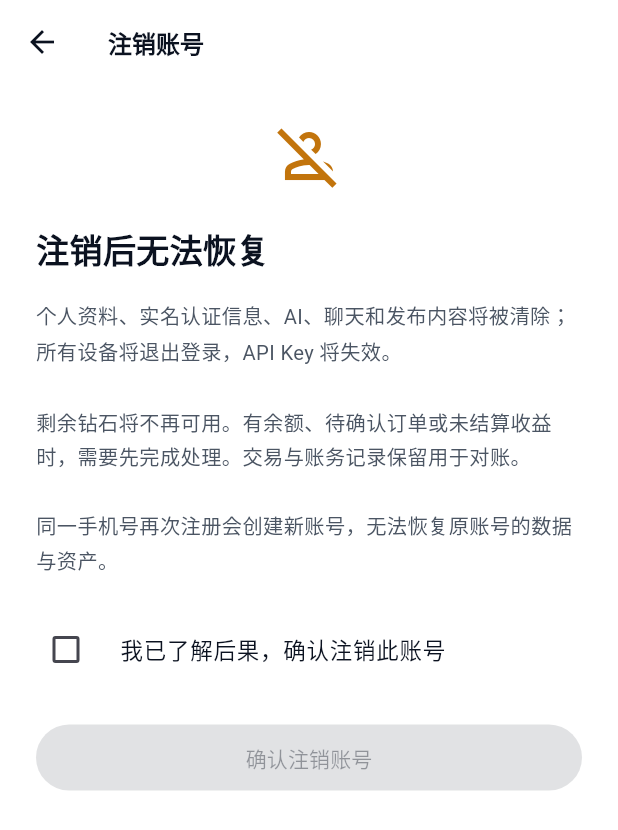
After one commit to ZzunBao-ElfWord/openelfai, a Flutter app: the AccountDeletionPage screen opened directly, on a phone screen of 412 x 824 dp. The commit adds this screen. Shown: the top 830 px of the screen. Run offline on Flutter 3.47's test engine with Material 3 defaults, Android fonts, the phone set to English and light mode, and no system bars; our stand-ins replace app_links, audioplayers, flutter_secure_storage, image_picker, in_app_purchase, share_plus and 2 more; missing offline and left inert: dart:js_interop, in_app_purchase_storekit; accounts and stored records are empty.

Commit message:
fix(client): replace account deletion placeholder across all platforms

```diff
--- /dev/null
+++ b/app/lib/pages/account_deletion_page.dart
@@ -0,0 +1,100 @@
+import 'package:flutter/material.dart';
+import '../auth/auth_repository.dart';
+import '../theme.dart';
+
+class AccountDeletionPage extends StatefulWidget {
+  final AuthRepository auth;
+  final Future<void> Function() onDeleted;
+
+  const AccountDeletionPage({super.key, required this.auth, required this.onDeleted});
+
+  @override
+  State<AccountDeletionPage> createState() => _AccountDeletionPageState();
+}
+
+class _AccountDeletionPageState extends State<AccountDeletionPage> {
+  bool _agreed = false;
+  bool _busy = false;
+  String? _error;
+
+  Future<void> _submit() async {
+    if (_busy || !_agreed) return;
+    setState(() { _busy = true; _error = null; });
+    try {
+      await widget.auth.deleteAccount();
+      await widget.onDeleted();
+      if (!mounted) return;
+      setState(() => _busy = false);
+      await WidgetsBinding.instance.endOfFrame;
+      if (mounted) Navigator.of(context).pop(true);
+    } catch (error) {
+      if (!mounted) return;
+      setState(() {
+        _busy = false;
+        _error = switch (error) {
+          AuthException(code: 'ACCOUNT_UNSETTLED') =>
+            '账号还有余额、待确认订单或未结算收益，请先处理后再注销。',
+          AuthException(code: 'NETWORK_ERROR') =>
+            '网络连接失败，注销未完成，请检查网络后重试。',
+          AuthException(code: 'UNAUTHORIZED' || 'SESSION_EXPIRED' || 'SESSION_REVOKED') =>
+            '登录已失效，请重新登录后注销账号。',
+          _ => '暂时无法完成注销，请稍后重试。',
+        };
+      });
+    }
+  }
+
+  @override
+  Widget build(BuildContext context) => PopScope(
+    canPop: !_busy,
+    child: Scaffold(
+      backgroundColor: AppColors.bg,
+      appBar: AppBar(title: const Text('注销账号')),
+      body: SafeArea(
+        child: ListView(
+          padding: const EdgeInsets.all(24),
+          children: [
+            Icon(Icons.person_off_outlined, size: 48, color: AppColors.warn),
+            const SizedBox(height: 20),
+            Text('注销后无法恢复', style: TextStyle(
+              fontSize: 22, fontWeight: FontWeight.w700, color: AppColors.text)),
+            const SizedBox(height: 16),
+            Text('个人资料、实名认证信息、AI、聊天和发布内容将被清除；所有设备将退出登录，API Key 将失效。\n\n'
+              '剩余钻石将不再可用。有余额、待确认订单或未结算收益时，需要先完成处理。交易与账务记录保留用于对账。\n\n'
+              '同一手机号再次注册会创建新账号，无法恢复原账号的数据与资产。',
+              style: TextStyle(color: AppColors.textSub, height: 1.7)),
+            const SizedBox(height: 20),
+            CheckboxListTile(
+              contentPadding: EdgeInsets.zero,
+              controlAffinity: ListTileControlAffinity.leading,
+              title: const Text('我已了解后果，确认注销此账号'),
+              value: _agreed,
+              onChanged: _busy ? null : (value) => setState(() => _agreed = value ?? false),
+            ),
+            if (_error != null) ...[
+              const SizedBox(height: 12),
+              Text(_error!, style: TextStyle(color: AppColors.warn),
+                semanticsLabel: _error, key: const Key('account-deletion-error')),
+            ],
+            const SizedBox(height: 20),
+            FilledButton(
+              key: const Key('confirm-account-deletion'),
+              style: FilledButton.styleFrom(backgroundColor: AppColors.warn),
+              onPressed: !_agreed || _busy ? null : _submit,
+              child: Padding(
+                padding: const EdgeInsets.symmetric(vertical: 12),
+                child: _busy
+                  ? const Row(mainAxisSize: MainAxisSize.min, children: [
+                      SizedBox(width: 18, height: 18,
+                        child: CircularProgressIndicator(strokeWidth: 2)),
+                      SizedBox(width: 10), Text('正在注销…'),
+                    ])
+                  : const Text('确认注销账号'),
+              ),
+            ),
+          ],
+        ),
+      ),
+    ),
+  );
+}
--- a/app/pubspec.yaml
+++ b/app/pubspec.yaml
@@ -1,7 +1,7 @@
 name: openelf
 description: OpenElf - 持有制 AI 社区
 publish_to: 'none'
-version: 1.0.4+9
+version: 1.0.4+11
 
 environment:
   sdk: '>=3.0.0 <4.0.0'
```
Also changed, not shown: app/lib/pages/settings_page.dart (+11 -39 lines), 3 other files.
